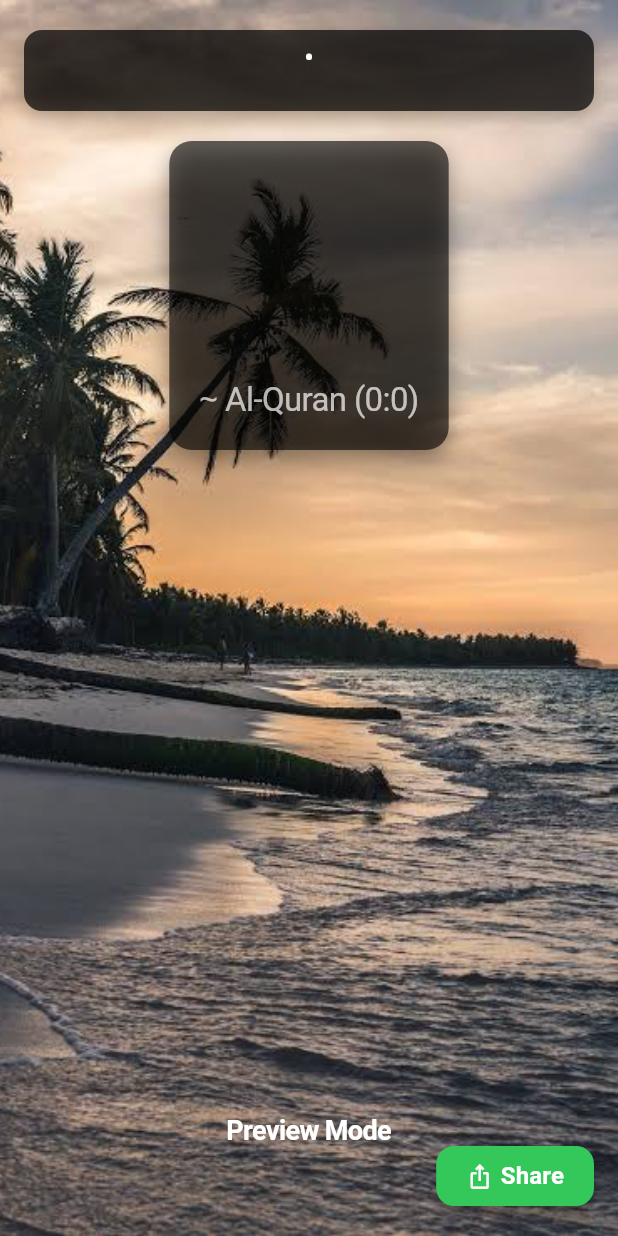
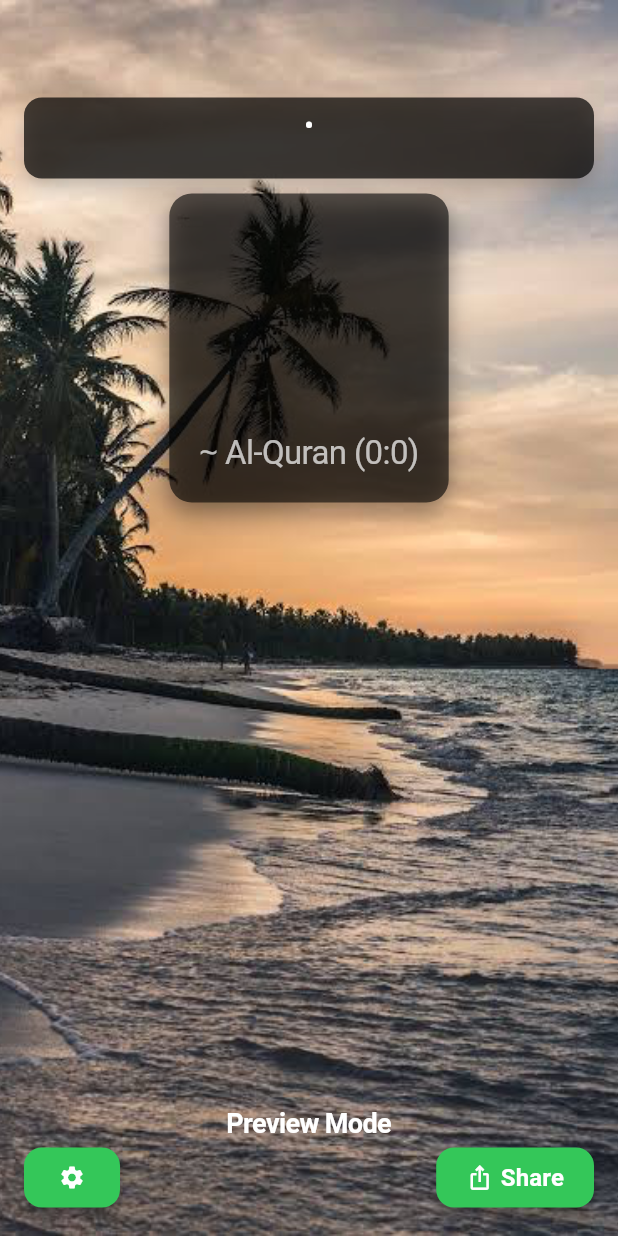
Before and after one commit to rr-uchchash360/Quranic, a Flutter app: the ResultScreen screen opened directly with empty values, on a phone screen of 412 x 824 dp. Run offline on Flutter 3.47's test engine with Material 3 defaults, Android fonts, the phone set to English and light mode, and no system bars; drawn by our look-alikes of screenshot; our stand-ins replace share_plus.

Commit message:
Finalized for social media story

```diff
--- a/quranic/lib/screens/result_screen.dart
+++ b/quranic/lib/screens/result_screen.dart
@@ -1,3 +1,5 @@
+// result_screen.dart
+
 import 'dart:async';
 import 'dart:typed_data';
 import 'dart:ui' as ui;
@@ -55,12 +57,12 @@
               ),
               child: Padding(
                 padding:
-                    const EdgeInsets.symmetric(horizontal: 16.0, vertical: 20),
+                    const EdgeInsets.symmetric(horizontal: 16.0, vertical: 65),
                 child: Column(
                   mainAxisAlignment: MainAxisAlignment.center,
                   children: [
                     _buildSurahNameSection(),
-                    const SizedBox(height: 20),
+                    const SizedBox(height: 10),
                     _buildCenteredContent(),
                     const Spacer(flex: 2),
                   ],
@@ -69,7 +71,7 @@
             ),
           ),
           _buildPreviewMode(),
-          _buildShareButton(context),
+          _buildButtonRow(context),
         ],
       ),
     );
@@ -202,7 +204,7 @@
 
   Widget _buildPreviewMode() {
     return Positioned(
-      bottom: 60,
+      bottom: 65,
       left: 0,
       right: 0,
       child: Center(
@@ -219,10 +221,31 @@
     );
   }
 
-  Widget _buildShareButton(BuildContext context) {
+  Widget _buildButtonRow(BuildContext context) {
     return Positioned(
-      bottom: 16,
-      right: 16,
+      bottom: 15,
+      child: Container(
+        width: MediaQuery.of(context).size.width,
+        child: Row(
+          mainAxisAlignment: MainAxisAlignment.spaceBetween,
+          children: [
+            Padding(
+              padding: const EdgeInsets.symmetric(horizontal: 16),
+              child: ElevatedButton(
+                onPressed: () {},
+                style: ElevatedButton.styleFrom(
+                  primary: CupertinoColors.systemGreen,
+                  padding: const EdgeInsets.symmetric(horizontal: 20),
+                  shape: RoundedRectangleBorder(
+                    borderRadius: BorderRadius.circular(12),
+                  ),
+                  elevation: 4,
+                ),
+                child: const Icon(Icons.settings, color: Colors.white),
+              ),
+            ),
+            Padding(
+              padding: const EdgeInsets.symmetric(horizontal: 16),
               child: ElevatedButton(
                 onPressed: () => _shareAyahImage(context),
                 style: ElevatedButton.styleFrom(
@@ -244,6 +267,10 @@
                         color: Colors.white,
                         fontSize: 16,
                         fontWeight: FontWeight.bold,
+                      ),
+                    ),
+                  ],
+                ),
               ),
             ),
           ],
@@ -320,7 +347,7 @@
 
     final offset = Offset(
       (original.width - textPainter.width) / 2,
-      original.height - textPainter.height - 50,
+      original.height - textPainter.height - 135,
     );
 
     textPainter.paint(canvas, offset);
--- a/quranic/lib/viewmodels/quran_viewmodel.dart
+++ b/quranic/lib/viewmodels/quran_viewmodel.dart
@@ -1,5 +1,4 @@
 // viewmodels/quran_viewmodel.dart
-
 
 import 'dart:convert';
 import 'package:http/http.dart' as http;
```
Lines whose indentation alone changed are shown as unchanged.
